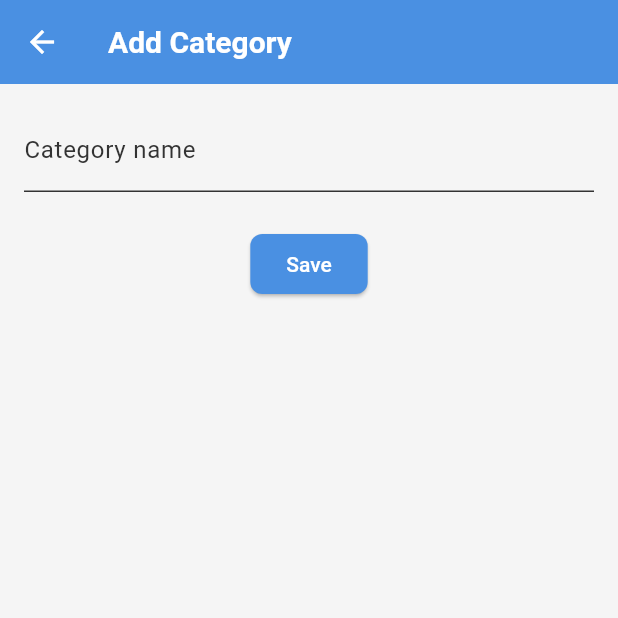
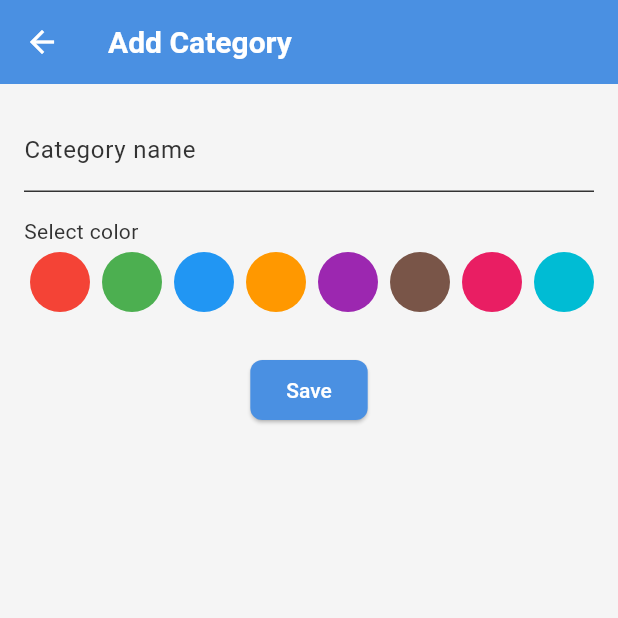
Before and after one commit to harumarion/oouchi_stock, a Flutter app: the CategorySettingsPage screen opened directly with empty values, after a tap on the "add" icon, on a phone screen of 412 x 824 dp, the top half of it. Run offline on Flutter 3.47's test engine with Material 3 defaults, Android fonts, the phone set to English and light mode, and no system bars; our stand-ins replace cloud_firestore, connectivity_plus, firebase_auth, firebase_core, flutter_local_notifications, google_fonts and 3 more; accounts and stored records are empty; generated files the repository leaves out were written again.

Commit message:
買い物リストUI変更とカテゴリ色設定

```diff
--- a/lib/add_category_page.dart
+++ b/lib/add_category_page.dart
@@ -16,13 +16,29 @@ class AddCategoryPage extends StatefulWidget {
 class _AddCategoryPageState extends State<AddCategoryPage> {
   final _formKey = GlobalKey<FormState>();
   String _name = '';
+  Color? _color;
+  final _colors = [
+    Colors.red,
+    Colors.green,
+    Colors.blue,
+    Colors.orange,
+    Colors.purple,
+    Colors.brown,
+    Colors.pink,
+    Colors.cyan,
+  ];
 
   /// 保存ボタンの処理。入力されたカテゴリ名を保存する
   Future<void> _save() async {
     try {
       final id = Random().nextInt(0xffffffff);
-      await userCollection('categories')
-          .add({'id': id, 'name': _name, 'createdAt': Timestamp.now()});
+      await userCollection('categories').add({
+        'id': id,
+        'name': _name,
+        'createdAt': Timestamp.now(),
+        if (_color != null)
+          'color': '#${_color!.value.toRadixString(16).padLeft(8, '0').substring(2)}',
+      });
       if (!mounted) return;
       await ScaffoldMessenger.of(context)
           .showSnackBar(SnackBar(content: Text(AppLocalizations.of(context)!.saved)))
@@ -51,6 +67,36 @@ class _AddCategoryPageState extends State<AddCategoryPage> {
                 onChanged: (v) => _name = v,
                 validator: (v) => v == null || v.isEmpty ? AppLocalizations.of(context)!.required : null,
               ),
+              const SizedBox(height: 16),
+              Align(
+                alignment: Alignment.centerLeft,
+                child: Text(AppLocalizations.of(context)!.selectColor),
+              ),
+              // カラー選択エリア。タップすると色を選択できる
+              SizedBox(
+                height: 48,
+                child: ListView(
+                  scrollDirection: Axis.horizontal,
+                  children: [
+                    for (final c in _colors)
+                      GestureDetector(
+                        onTap: () => setState(() => _color = c),
+                        child: Container(
+                          margin: const EdgeInsets.symmetric(horizontal: 4),
+                          width: 40,
+                          decoration: BoxDecoration(
+                            color: c,
+                            shape: BoxShape.circle,
+                            border: Border.all(
+                              color: _color == c ? Colors.black : Colors.transparent,
+                              width: 3,
+                            ),
+                          ),
+                        ),
+                      ),
+                  ],
+                ),
+              ),
               const SizedBox(height: 24),
               ElevatedButton(
                 onPressed: () {
--- a/lib/add_inventory_page.dart
+++ b/lib/add_inventory_page.dart
@@ -83,6 +83,7 @@ class _AddInventoryPageState extends State<AddInventoryPage> {
               id: data['id'] ?? 0,
               name: data['name'] ?? '',
               createdAt: (data['createdAt'] as Timestamp).toDate(),
+              color: data['color'],
             );
           }).toList();
           if (_categories.isNotEmpty &&
--- a/lib/category_settings_page.dart
+++ b/lib/category_settings_page.dart
@@ -41,6 +41,7 @@ class _CategorySettingsPageState extends State<CategorySettingsPage> {
           id: data['id'] ?? 0,
           name: data['name'] ?? '',
           createdAt: (data['createdAt'] as Timestamp).toDate(),
+          color: data['color'],
         );
       }).toList();
       list = await applyCategoryOrder(list);
@@ -102,6 +103,21 @@ class _CategorySettingsPageState extends State<CategorySettingsPage> {
         children: [
           for (final c in _list)
             ListTile(
+              leading: c.color == null
+                  ? null
+                  : Container(
+                      width: 16,
+                      height: 16,
+                      decoration: BoxDecoration(
+                        color: Color(
+                          int.parse(
+                            'ff${c.color!.replaceFirst('#', '')}',
+                            radix: 16,
+                          ),
+                        ),
+                        shape: BoxShape.circle,
+                      ),
+                    ),
               title: Text(c.name),
               onLongPress: () async {
                 final result = await showModalBottomSheet<String>(
--- a/lib/domain/entities/category.dart
+++ b/lib/domain/entities/category.dart
@@ -2,6 +2,12 @@ class Category {
   final int id;
   final String name;
   final DateTime createdAt;
+  final String? color;
 
-  Category({required this.id, required this.name, required this.createdAt});
+  Category({
+    required this.id,
+    required this.name,
+    required this.createdAt,
+    this.color,
+  });
 }
--- a/lib/edit_category_page.dart
+++ b/lib/edit_category_page.dart
@@ -1,6 +1,7 @@
 import 'package:flutter/material.dart';
 import 'package:oouchi_stock/i18n/app_localizations.dart';
 import 'util/firestore_refs.dart';
+import 'package:cloud_firestore/cloud_firestore.dart';
 
 import 'domain/entities/category.dart';
 
@@ -16,11 +17,26 @@ class EditCategoryPage extends StatefulWidget {
 class _EditCategoryPageState extends State<EditCategoryPage> {
   final _formKey = GlobalKey<FormState>();
   late String _name;
+  Color? _color;
+  final _colors = [
+    Colors.red,
+    Colors.green,
+    Colors.blue,
+    Colors.orange,
+    Colors.purple,
+    Colors.brown,
+    Colors.pink,
+    Colors.cyan,
+  ];
 
   @override
   void initState() {
     super.initState();
     _name = widget.category.name;
+    if (widget.category.color != null) {
+      final value = int.tryParse(widget.category.color!.replaceFirst('#', ''), radix: 16);
+      if (value != null) _color = Color(0xFF000000 | value);
+    }
   }
 
   /// 保存ボタンの処理
@@ -30,7 +46,13 @@ class _EditCategoryPageState extends State<EditCategoryPage> {
           .where('id', isEqualTo: widget.category.id)
           .get();
       for (final doc in snapshot.docs) {
-        await doc.reference.update({'name': _name});
+        await doc.reference.update({
+          'name': _name,
+          if (_color != null)
+            'color': '#${_color!.value.toRadixString(16).padLeft(8, '0').substring(2)}'
+          else
+            'color': FieldValue.delete(),
+        });
       }
       if (!mounted) return;
       await ScaffoldMessenger.of(context)
@@ -61,6 +83,36 @@ class _EditCategoryPageState extends State<EditCategoryPage> {
                 onChanged: (v) => _name = v,
                 validator: (v) => v == null || v.isEmpty ? AppLocalizations.of(context)!.required : null,
               ),
+              const SizedBox(height: 16),
+              Align(
+                alignment: Alignment.centerLeft,
+                child: Text(AppLocalizations.of(context)!.selectColor),
+              ),
+              // カラー選択。既存の色があれば選択状態にする
+              SizedBox(
+                height: 48,
+                child: ListView(
+                  scrollDirection: Axis.horizontal,
+                  children: [
+                    for (final c in _colors)
+                      GestureDetector(
+                        onTap: () => setState(() => _color = c),
+                        child: Container(
+                          margin: const EdgeInsets.symmetric(horizontal: 4),
+                          width: 40,
+                          decoration: BoxDecoration(
+                            color: c,
+                            shape: BoxShape.circle,
+                            border: Border.all(
+                              color: _color == c ? Colors.black : Colors.transparent,
+                              width: 3,
+                            ),
+                          ),
+                        ),
+                      ),
+                  ],
+                ),
+              ),
               const SizedBox(height: 24),
               // 保存ボタンをタップしたときにカテゴリ名を更新
               ElevatedButton(
--- a/lib/edit_inventory_page.dart
+++ b/lib/edit_inventory_page.dart
@@ -69,6 +69,7 @@ class _EditInventoryPageState extends State<EditInventoryPage> {
             id: data['id'] ?? 0,
             name: data['name'] ?? '',
             createdAt: (data['createdAt'] as Timestamp).toDate(),
+            color: data['color'],
           );
         }).toList();
         if (_categories.isNotEmpty) {
--- a/lib/i18n/app_en.arb
+++ b/lib/i18n/app_en.arb
@@ -101,4 +101,5 @@
   "addedBuyItem": "Added to buy list",
   "addToBuyList": "Add to buy list",
   "confirmDelete": "Delete this item?"
+  ,"selectColor": "Select color"
 }
--- a/lib/i18n/app_ja.arb
+++ b/lib/i18n/app_ja.arb
@@ -101,4 +101,5 @@
   "addedBuyItem": "買い物リストに追加しました",
   "addToBuyList": "買い物リストに追加",
   "confirmDelete": "削除しますか?"
+  ,"selectColor": "色を選択"
 }
--- a/lib/inventory_detail_page.dart
+++ b/lib/inventory_detail_page.dart
@@ -58,6 +58,7 @@ class InventoryDetailPage extends StatelessWidget {
                           id: 0,
                           name: inv.category,
                           createdAt: DateTime.now(),
+                          color: null,
                         ),
                       ),
                       itemType: inv.itemType,
--- a/lib/inventory_page.dart
+++ b/lib/inventory_page.dart
@@ -71,6 +71,7 @@ class _InventoryPageState extends State<InventoryPage> {
             id: data['id'] ?? 0,
             name: data['name'] ?? '',
             createdAt: (data['createdAt'] as Timestamp).toDate(),
+            color: data['color'],
           );
         }).toList();
         list = await applyCategoryOrder(list);
@@ -304,8 +305,12 @@ class _InventoryListState extends State<InventoryList> {
                               itemName: inv.itemName,
                               category: widget.categories.firstWhere(
                                 (e) => e.name == inv.category,
-                                orElse: () =>
-                                    Category(id: 0, name: inv.category, createdAt: DateTime.now()),
+                                orElse: () => Category(
+                                  id: 0,
+                                  name: inv.category,
+                                  createdAt: DateTime.now(),
+                                  color: null,
+                                ),
                               ),
                               itemType: inv.itemType,
                               unit: inv.unit,
```
Also changed, not shown: lib/buy_list_page.dart (+31 -56 lines), 2 other files.
